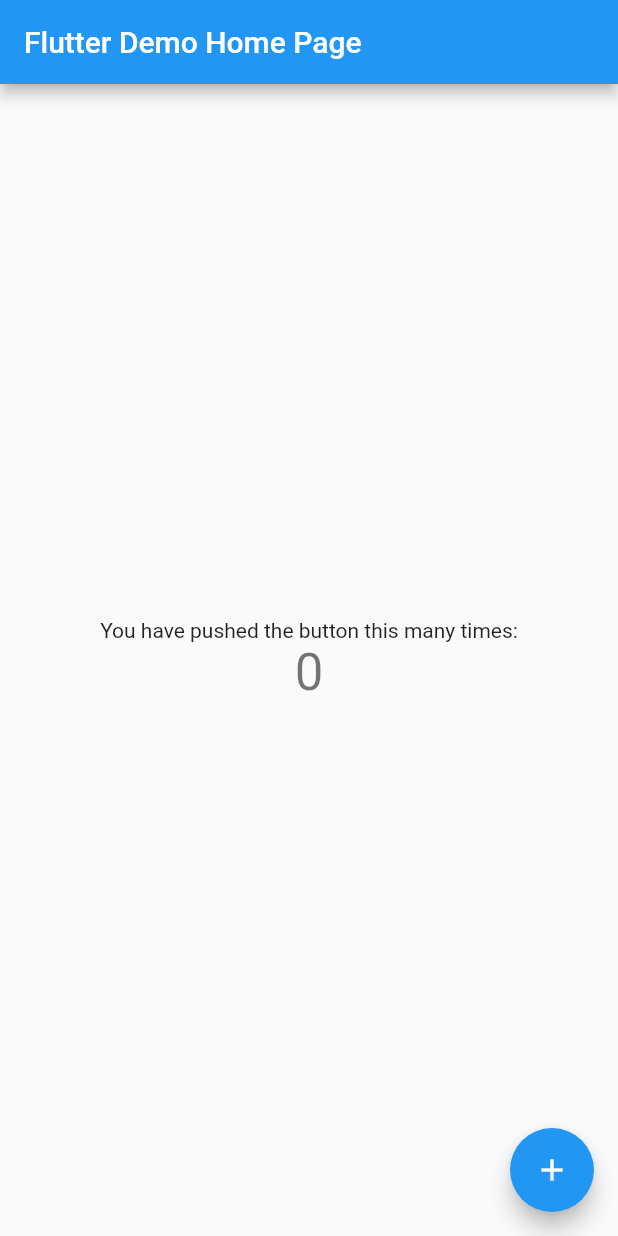
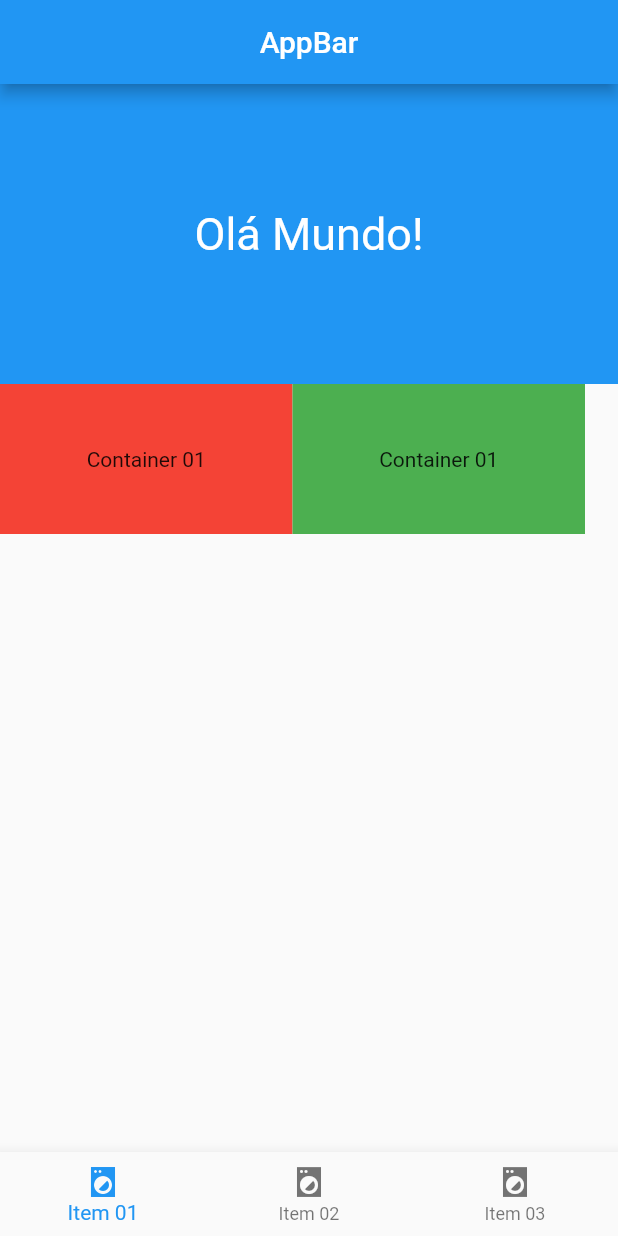
Before and after one commit to trilha-dart-flutter/trilha_dart_flutter, a Flutter app: the screen it shows after launch, on a phone screen of 412 x 824 dp. Run offline on Flutter 3.47's test engine with Material 2 defaults, Android fonts, the phone set to English and light mode, and no system bars.

Commit message:
FLUTTER NV1 - [06] Conhecendo os principais Widgets

```diff
--- a/exemplo_flutter/lib/main.dart
+++ b/exemplo_flutter/lib/main.dart
@@ -1,115 +1,19 @@
+import 'package:exemplo_flutter/pages/home_page.dart';
 import 'package:flutter/material.dart';
 
-void main() {
+main() {
   runApp(const MyApp());
 }
 
 class MyApp extends StatelessWidget {
   const MyApp({Key? key}) : super(key: key);
 
-  // This widget is the root of your application.
   @override
   Widget build(BuildContext context) {
     return MaterialApp(
-      title: 'Flutter Demo',
-      theme: ThemeData(
-        // This is the theme of your application.
-        //
-        // Try running your application with "flutter run". You'll see the
-        // application has a blue toolbar. Then, without quitting the app, try
-        // changing the primarySwatch below to Colors.green and then invoke
-        // "hot reload" (press "r" in the console where you ran "flutter run",
-        // or simply save your changes to "hot reload" in a Flutter IDE).
-        // Notice that the counter didn't reset back to zero; the application
-        // is not restarted.
-        primarySwatch: Colors.blue,
-      ),
-      home: const MyHomePage(title: 'Flutter Demo Home Page'),
+      debugShowCheckedModeBanner: false,
+      theme: ThemeData(primaryColor: Colors.green),
+      home: const HomePage(),
     );
   }
 }
-
-class MyHomePage extends StatefulWidget {
-  const MyHomePage({Key? key, required this.title}) : super(key: key);
-
-  // This widget is the home page of your application. It is stateful, meaning
-  // that it has a State object (defined below) that contains fields that affect
-  // how it looks.
-
-  // This class is the configuration for the state. It holds the values (in this
-  // case the title) provided by the parent (in this case the App widget) and
-  // used by the build method of the State. Fields in a Widget subclass are
-  // always marked "final".
-
-  final String title;
-
-  @override
-  State<MyHomePage> createState() => _MyHomePageState();
-}
-
-class _MyHomePageState extends State<MyHomePage> {
-  int _counter = 0;
-
-  void _incrementCounter() {
-    setState(() {
-      // This call to setState tells the Flutter framework that something has
-      // changed in this State, which causes it to rerun the build method below
-      // so that the display can reflect the updated values. If we changed
-      // _counter without calling setState(), then the build method would not be
-      // called again, and so nothing would appear to happen.
-      _counter++;
-    });
-  }
-
-  @override
-  Widget build(BuildContext context) {
-    // This method is rerun every time setState is called, for instance as done
-    // by the _incrementCounter method above.
-    //
-    // The Flutter framework has been optimized to make rerunning build methods
-    // fast, so that you can just rebuild anything that needs updating rather
-    // than having to individually change instances of widgets.
-    return Scaffold(
-      appBar: AppBar(
-        // Here we take the value from the MyHomePage object that was created by
-        // the App.build method, and use it to set our appbar title.
-        title: Text(widget.title),
-      ),
-      body: Center(
-        // Center is a layout widget. It takes a single child and positions it
-        // in the middle of the parent.
-        child: Column(
-          // Column is also a layout widget. It takes a list of children and
-          // arranges them vertically. By default, it sizes itself to fit its
-          // children horizontally, and tries to be as tall as its parent.
-          //
-          // Invoke "debug painting" (press "p" in the console, choose the
-          // "Toggle Debug Paint" action from the Flutter Inspector in Android
-          // Studio, or the "Toggle Debug Paint" command in Visual Studio Code)
-          // to see the wireframe for each widget.
-          //
-          // Column has various properties to control how it sizes itself and
-          // how it positions its children. Here we use mainAxisAlignment to
-          // center the children vertically; the main axis here is the vertical
-          // axis because Columns are vertical (the cross axis would be
-          // horizontal).
-          mainAxisAlignment: MainAxisAlignment.center,
-          children: <Widget>[
-            const Text(
-              'You have pushed the button this many times:',
-            ),
-            Text(
-              '$_counter',
-              style: Theme.of(context).textTheme.headline4,
-            ),
-          ],
-        ),
-      ),
-      floatingActionButton: FloatingActionButton(
-        onPressed: _incrementCounter,
-        tooltip: 'Increment',
-        child: const Icon(Icons.add),
-      ), // This trailing comma makes auto-formatting nicer for build methods.
-    );
-  }
-}
--- /dev/null
+++ b/exemplo_flutter/lib/pages/home_page.dart
@@ -0,0 +1,58 @@
+import 'package:flutter/material.dart';
+
+class HomePage extends StatelessWidget {
+  const HomePage({Key? key}) : super(key: key);
+
+  @override
+  Widget build(BuildContext context) {
+    return Scaffold(
+      appBar: AppBar(
+        title: const Center(
+          child: Text('AppBar'),
+        ),
+      ),
+      body: Column(
+        children: [
+          Container(
+            height: 200,
+            width: MediaQuery.of(context).size.width,
+            decoration: const BoxDecoration(
+              color: Colors.blue,
+            ),
+            child: const Center(
+              child: Text(
+                "Olá Mundo!",
+                style: TextStyle(
+                  color: Colors.white,
+                  fontSize: 30,
+                ),
+              ),
+            ),
+          ),
+          Row(
+            children: [
+              Container(
+                  color: Colors.red,
+                  height: 100,
+                  width: 195,
+                  child: const Center(child: Text('Container 01'))),
+              Container(
+                  color: Colors.green,
+                  height: 100,
+                  width: 195,
+                  child: const Center(child: Text('Container 01'))),
+            ],
+          ),
+        ],
+      ),
+      bottomNavigationBar: BottomNavigationBar(items: const [
+        BottomNavigationBarItem(
+            icon: Icon(Icons.local_laundry_service_sharp), label: 'Item 01'),
+        BottomNavigationBarItem(
+            icon: Icon(Icons.local_laundry_service_sharp), label: 'Item 02'),
+        BottomNavigationBarItem(
+            icon: Icon(Icons.local_laundry_service_sharp), label: 'Item 03'),
+      ]),
+    );
+  }
+}
```
Also changed, not shown: 1 other file.
